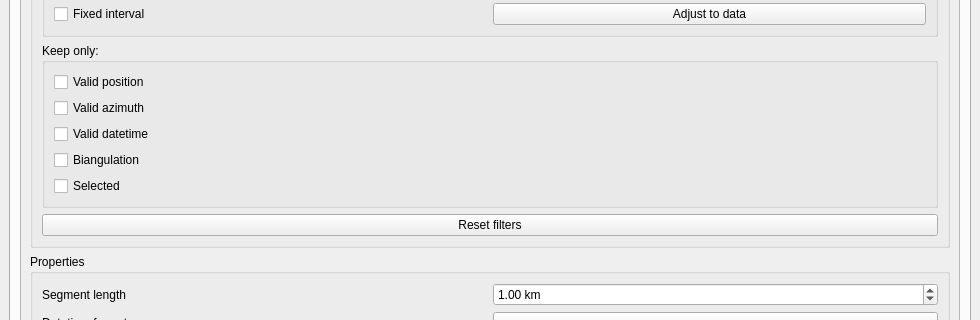
Above: Radiotrack_dockwidget_base.ui from lccanon/Radiotrack before the change; both pictures show x 0 to 980 and y 236 to 556 of the 980 by 666 pixel window. Below: the same form after it.
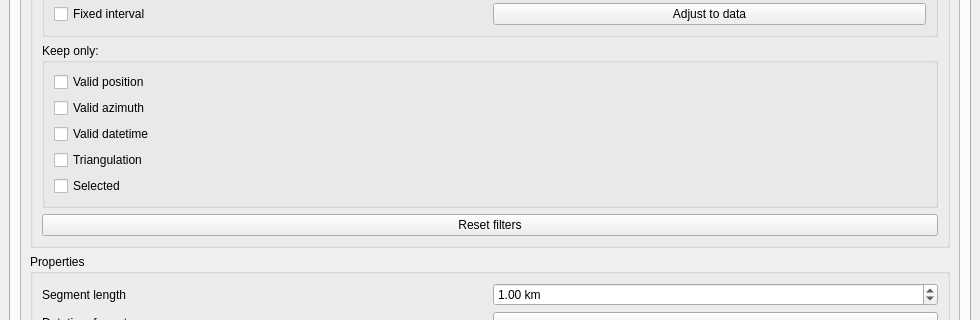
That is the form after the change. The open tabs and pages were chosen to show the change. Custom widgets are drawn as their Qt base class.

Commit message: Biangulation -> Triangulation

Patch:
```diff
--- a/Radiotrack_dockwidget_base.ui
+++ b/Radiotrack_dockwidget_base.ui
@@ -275,7 +275,7 @@
 Those data are green in the table, unless they contain errors.</string>
                     </property>
                     <property name="text">
-                     <string>Biangulation</string>
+                     <string>Triangulation</string>
                     </property>
                    </widget>
                   </item>
```
Left out of the diff: 4 changed lines with no effect on the pictures. The commit also changes 4 other files.
